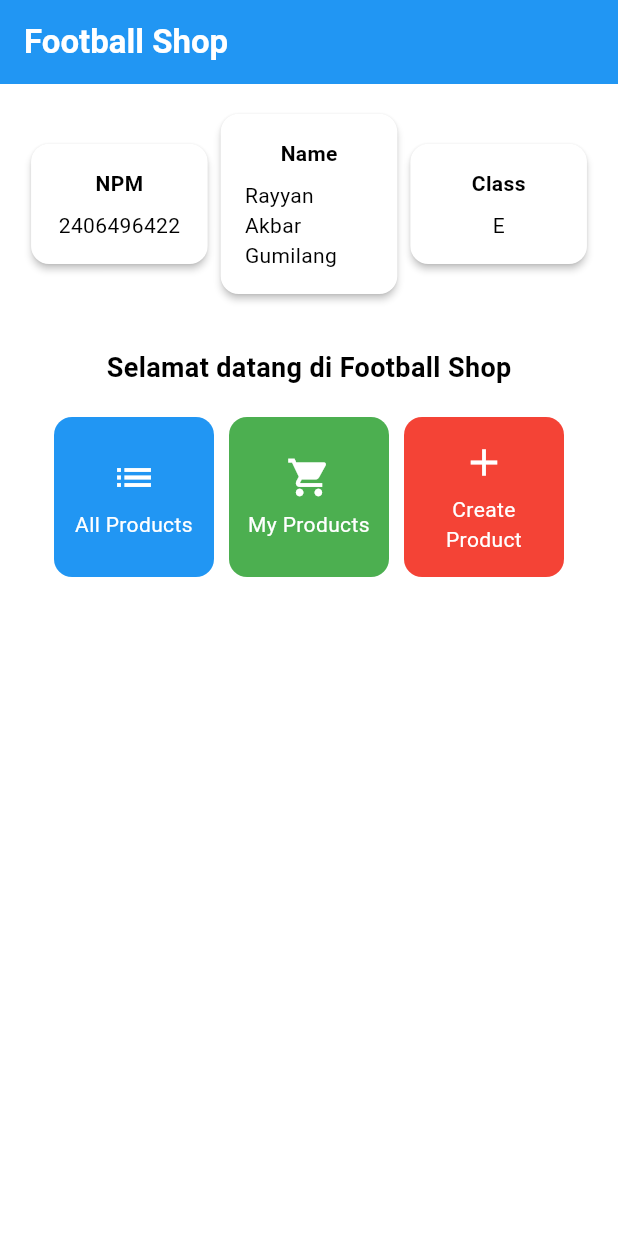
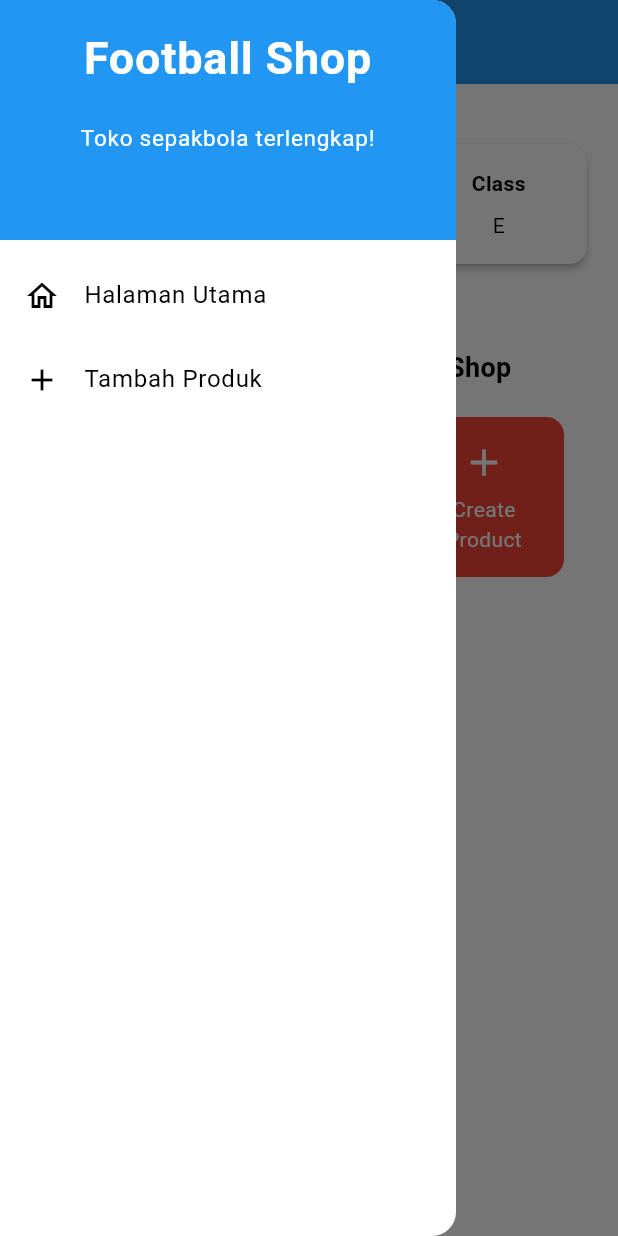
Before and after one commit to RayyanAkbar-UI/footballshop-mobile, a Flutter app: the screen it shows after launch, with the side drawer open (before the commit the screen has no drawer), on a phone screen of 412 x 824 dp. Run offline on Flutter 3.47's test engine with Material 3 defaults, Android fonts, the phone set to English and light mode, and no system bars.

Commit message:
Tugas 8 commit 1

```diff
--- a/lib/main.dart
+++ b/lib/main.dart
@@ -1,5 +1,5 @@
 import 'package:flutter/material.dart';
-import 'package:footballshop_mobile/menu.dart';
+import 'package:footballshop_mobile/screens/menu.dart';
 
 void main() {
   runApp(const MyApp());
--- a/lib/menu.dart
+++ b/lib/screens/menu.dart
@@ -1,11 +1,6 @@
 import 'package:flutter/material.dart';
-
-class ItemHomepage {
-  final String name;
-  final IconData icon;
-  final Color color;
-  ItemHomepage(this.name, this.icon, this.color);
-}
+import 'package:footballshop_mobile/widgets/left_drawer.dart';
+import 'package:footballshop_mobile/widgets/product_card.dart';
 
 class InfoCard extends StatelessWidget {
   final String title;
@@ -25,45 +20,6 @@ class InfoCard extends StatelessWidget {
             const SizedBox(height: 8.0),
             Text(content),
           ],
-        ),
-      ),
-    );
-  }
-}
-
-class ItemCard extends StatelessWidget {
-  final ItemHomepage item;
-  const ItemCard(this.item, {super.key});
-
-  @override
-  Widget build(BuildContext context) {
-    return Material(
-      color: item.color,
-      borderRadius: BorderRadius.circular(12),
-      child: InkWell(
-        onTap: () {
-          ScaffoldMessenger.of(context)
-            ..hideCurrentSnackBar()
-            ..showSnackBar(
-              SnackBar(content: Text("Kamu telah menekan tombol ${item.name}")),
-            );
-        },
-        child: Container(
-          padding: const EdgeInsets.all(8),
-          child: Center(
-            child: Column(
-              mainAxisAlignment: MainAxisAlignment.center,
-              children: [
-                Icon(item.icon, color: Colors.white, size: 30.0),
-                const Padding(padding: EdgeInsets.all(3)),
-                Text(
-                  item.name,
-                  textAlign: TextAlign.center,
-                  style: const TextStyle(color: Colors.white),
-                ),
-              ],
-            ),
-          ),
         ),
       ),
     );
@@ -91,6 +47,7 @@ class MyHomePage extends StatelessWidget {
         ),
         backgroundColor: Theme.of(context).colorScheme.primary,
       ),
+      drawer: const LeftDrawer(),
       body: Padding(
         padding: const EdgeInsets.all(16.0),
         child: Column(
--- /dev/null
+++ b/lib/widgets/left_drawer.dart
@@ -0,0 +1,67 @@
+import 'package:flutter/material.dart';
+import 'package:footballshop_mobile/screens/menu.dart';
+import 'package:footballshop_mobile/screens/productentry_form.dart';
+
+class LeftDrawer extends StatelessWidget {
+  const LeftDrawer({super.key});
+
+  @override
+  Widget build(BuildContext context) {
+    return Drawer(
+      child: ListView(
+        children: [
+          const DrawerHeader(
+            decoration: BoxDecoration(color: Colors.blue),
+            child: Column(
+              children: [
+                Text(
+                  'Football Shop',
+                  textAlign: TextAlign.center,
+                  style: TextStyle(
+                    fontSize: 30,
+                    fontWeight: FontWeight.bold,
+                    color: Colors.white,
+                  ),
+                ),
+                Padding(padding: EdgeInsets.all(10)),
+                Text(
+                  'Toko sepakbola terlengkap!',
+                  textAlign: TextAlign.center,
+                  style: TextStyle(
+                    fontSize: 15,
+                    fontWeight: FontWeight.normal,
+                    color: Colors.white,
+                  ),
+                ),
+              ],
+            ),
+          ),
+          ListTile(
+            leading: const Icon(Icons.home_outlined),
+            title: const Text('Halaman Utama'),
+            // Bagian redirection ke MyHomePage
+            onTap: () {
+              Navigator.pushReplacement(
+                context,
+                MaterialPageRoute(builder: (context) => MyHomePage()),
+              );
+            },
+          ),
+          ListTile(
+            leading: const Icon(Icons.add),
+            title: const Text('Tambah Produk'),
+            // Bagian redirection ke ProductEntryFormPage
+            onTap: () {
+              Navigator.pushReplacement(
+                context,
+                MaterialPageRoute(
+                  builder: (context) => const ProductEntryFormPage(),
+                ),
+              );
+            },
+          ),
+        ],
+      ),
+    );
+  }
+}
--- /dev/null
+++ b/lib/widgets/product_card.dart
@@ -0,0 +1,58 @@
+import 'package:flutter/material.dart';
+import 'package:footballshop_mobile/screens/productentry_form.dart';
+
+class ItemHomepage {
+  final String name;
+  final IconData icon;
+  final Color color;
+  ItemHomepage(this.name, this.icon, this.color);
+}
+
+class ItemCard extends StatelessWidget {
+  final ItemHomepage item;
+  const ItemCard(this.item, {super.key});
+
+  @override
+  Widget build(BuildContext context) {
+    return Material(
+      color: item.color,
+      borderRadius: BorderRadius.circular(12),
+      child: InkWell(
+        onTap: () {
+          ScaffoldMessenger.of(context)
+            ..hideCurrentSnackBar()
+            ..showSnackBar(
+              SnackBar(content: Text("Kamu telah menekan tombol ${item.name}")),
+            );
+
+          // Navigate ke route yang sesuai (tergantung jenis tombol)
+          if (item.name == "Create Product") {
+            Navigator.push(
+              context,
+              MaterialPageRoute(
+                builder: (context) => const ProductEntryFormPage(),
+              ),
+            );
+          }
+        },
+        child: Container(
+          padding: const EdgeInsets.all(8),
+          child: Center(
+            child: Column(
+              mainAxisAlignment: MainAxisAlignment.center,
+              children: [
+                Icon(item.icon, color: Colors.white, size: 30.0),
+                const Padding(padding: EdgeInsets.all(3)),
+                Text(
+                  item.name,
+                  textAlign: TextAlign.center,
+                  style: const TextStyle(color: Colors.white),
+                ),
+              ],
+            ),
+          ),
+        ),
+      ),
+    );
+  }
+}
```
Also changed, not shown: lib/screens/productentry_form.dart (added, +269 -0 lines), 1 other file.
